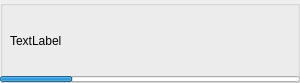
Qt form client/Forms/Notification/notification.ui (sofinvalery/LMS) before a commit.
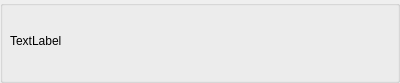
The same form after that commit.

```diff
--- a/client/Forms/Notification/notification.ui
+++ b/client/Forms/Notification/notification.ui
@@ -6,7 +6,7 @@
    <rect>
     <x>0</x>
     <y>0</y>
-    <width>300</width>
+    <width>400</width>
     <height>83</height>
    </rect>
   </property>
@@ -18,7 +18,7 @@
     <rect>
      <x>0</x>
      <y>0</y>
-     <width>300</width>
+     <width>400</width>
      <height>83</height>
     </rect>
    </property>
@@ -38,22 +38,6 @@
      <string>TextLabel</string>
     </property>
    </widget>
-   <widget class="QProgressBar" name="progressBar">
-    <property name="geometry">
-     <rect>
-      <x>0</x>
-      <y>76</y>
-      <width>300</width>
-      <height>6</height>
-     </rect>
-    </property>
-    <property name="value">
-     <number>24</number>
-    </property>
-    <property name="textVisible">
-     <bool>false</bool>
-    </property>
-   </widget>
   </widget>
  </widget>
  <resources/>
```
